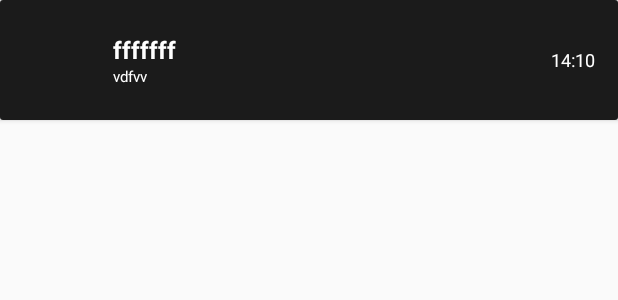
After one commit to Blahblahlolhahaha/MusicPlayer, an Android app: the layout artist_card.xml on its own in the app's theme, with its tools: preview values and no code run, on a phone screen of 412 x 824 dp. The commit adds this screen. Shown: the top 300 px of the screen. Run offline under Robolectric (Android 15) with nearby library versions, the phone set to English and light mode, and no system bars.

Commit message:
started on artist fragment

```diff
--- a/app/src/main/java/com/example/musicplayer/fragments/MainFragment.java
+++ b/app/src/main/java/com/example/musicplayer/fragments/MainFragment.java
@@ -59,6 +59,8 @@ public class MainFragment extends Fragment {
                     return new SongFragment(songs);
                 case 1:
                     return new AlbumFragment(album);
+                case 2:
+                    return new ArtistsFragment(artist);
                 default:
                     return new SongFragment(songs);
             }
--- /dev/null
+++ b/app/src/main/res/layout/artist_card.xml
@@ -0,0 +1,54 @@
+<?xml version="1.0" encoding="utf-8"?>
+<androidx.cardview.widget.CardView xmlns:android="http://schemas.android.com/apk/res/android"
+    android:layout_width="match_parent" android:layout_height="80dp" >
+    <androidx.appcompat.widget.LinearLayoutCompat
+        android:layout_width="match_parent"
+        android:layout_height="match_parent"
+        android:orientation="horizontal"
+        android:gravity="center_vertical"
+        android:background="@color/black"
+        android:paddingHorizontal="15dp">
+        <ImageView
+            android:id="@+id/album_art"
+            android:layout_width="50dp"
+            android:layout_height="50dp"
+            android:layout_marginEnd="10dp"
+            android:background="@color/black"/>
+        <androidx.appcompat.widget.LinearLayoutCompat
+            android:layout_width="wrap_content"
+            android:layout_height="match_parent"
+            android:orientation="vertical"
+            android:gravity="center_vertical">
+            <androidx.appcompat.widget.AppCompatTextView
+                android:id="@+id/song_name"
+                android:layout_width="wrap_content"
+                android:layout_height="wrap_content"
+                android:maxWidth="280dp"
+                android:text="fffffff"
+                android:textSize="16sp"
+                android:textStyle="bold"
+                android:textColor="@color/white"/>
+            <androidx.appcompat.widget.AppCompatTextView
+                android:id="@+id/artist"
+                android:layout_width="wrap_content"
+                android:layout_height="wrap_content"
+                android:maxWidth="280dp"
+                android:text="vdfvv"
+                android:textSize="10dp"
+                android:textColor="@color/white"/>
+        </androidx.appcompat.widget.LinearLayoutCompat>
+        <androidx.appcompat.widget.AppCompatTextView
+            android:id="@+id/duration"
+            android:layout_width="match_parent"
+            android:layout_height="wrap_content"
+            android:text="14:10"
+            android:textSize="12dp"
+            android:layout_gravity="end|center_vertical"
+            android:textAlignment="viewEnd"
+            android:textColor="@color/white"/>
+    </androidx.appcompat.widget.LinearLayoutCompat>
+
+
+
+
+</androidx.cardview.widget.CardView>
--- /dev/null
+++ b/app/src/main/res/layout/artists_fragment.xml
@@ -0,0 +1,6 @@
+<androidx.recyclerview.widget.RecyclerView
+    xmlns:android="http://schemas.android.com/apk/res/android"
+    android:id="@+id/songs"
+    android:layout_width="match_parent"
+    android:layout_height="0dp"
+    android:layout_weight="1"/>
```
Also changed, not shown: app/src/main/java/com/example/musicplayer/MainActivity.java (+12 -0 lines), app/src/main/java/com/example/musicplayer/fragments/ArtistsFragment.kt (added, +27 -0 lines), app/src/main/java/com/example/musicplayer/workers/ArtistsAdapter.kt (added, +45 -0 lines), app/src/main/java/com/example/musicplayer/workers/CacheWorker.java (+31 -0 lines).
